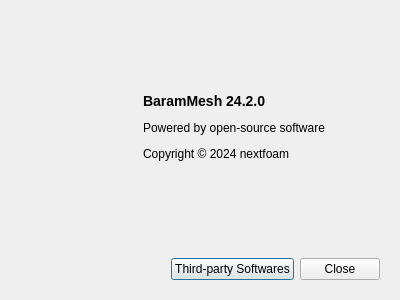
The window that baramMesh/view/menu/help/about_dialog.ui (nextfoam/baram) describes before a commit, drawn with Qt 5.
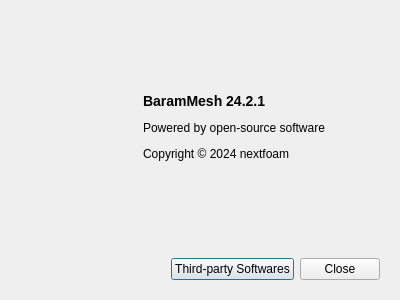
The same window after the commit.

Patch:
```diff
--- a/baramMesh/view/menu/help/about_dialog.ui
+++ b/baramMesh/view/menu/help/about_dialog.ui
@@ -90,7 +90,7 @@
          </sizepolicy>
         </property>
         <property name="text">
-         <string>&lt;p&gt;&lt;b&gt;&lt;font size=&quot;4&quot;&gt;BaramMesh 24.2.0&lt;/font&gt;&lt;/b&gt;&lt;/p&gt;
+         <string>&lt;p&gt;&lt;b&gt;&lt;font size=&quot;4&quot;&gt;BaramMesh 24.2.1&lt;/font&gt;&lt;/b&gt;&lt;/p&gt;
 
 &lt;p&gt;Powered by open-source software&lt;/p&gt;
 
```
